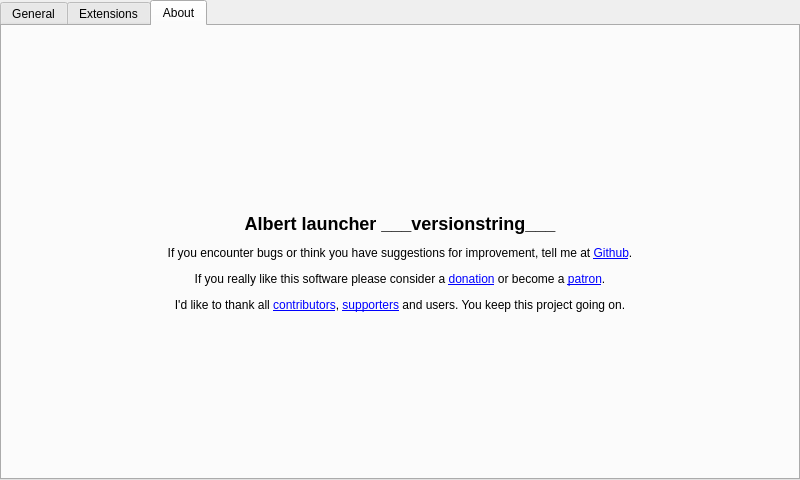
Old version of the form lib/albertcore/src/core/settingswidget/settingswidget.ui in the repository albertlauncher/albert.
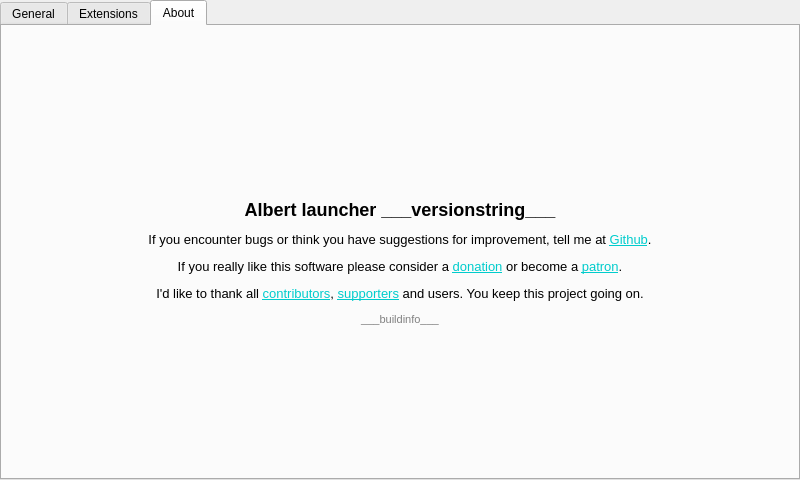
New version of the form. The open tabs and pages were chosen to show the change. Icons and pictures are not drawn. Custom widgets are drawn as their Qt base class.

Commit message: Add build date to about tab.

```diff
--- a/lib/albertcore/src/core/settingswidget/settingswidget.ui
+++ b/lib/albertcore/src/core/settingswidget/settingswidget.ui
@@ -371,21 +371,14 @@
         <widget class="QLabel" name="about_text">
          <property name="text">
           <string>&lt;!DOCTYPE HTML PUBLIC &quot;-//W3C//DTD HTML 4.0//EN&quot; &quot;http://www.w3.org/TR/REC-html40/strict.dtd&quot;&gt;
-&lt;html&gt;
-&lt;head&gt;
-&lt;meta name=&quot;qrichtext&quot; content=&quot;1&quot; /&gt;
-&lt;style type=&quot;text/css&quot;&gt;
+&lt;html&gt;&lt;head&gt;&lt;meta name=&quot;qrichtext&quot; content=&quot;1&quot; /&gt;&lt;style type=&quot;text/css&quot;&gt;
 p, li { white-space: pre-wrap; }
-a { color: &quot;#00CCCC&quot;; }
-&lt;/style&gt;
-&lt;/head&gt;
-&lt;body&gt;
-&lt;h2&gt;Albert launcher ___versionstring___&lt;/h2&gt;
-&lt;p&gt;If you encounter bugs or think you have suggestions for improvement, tell me at &lt;a href=&quot;https://github.com/albertlauncher/albert/issues&quot;&gt;Github&lt;/a&gt;.&lt;/p&gt;
-&lt;p&gt;If you really like this software please consider a &lt;a href=&quot;https://albertlauncher.github.io/docs/donation/&quot;&gt;donation&lt;/a&gt; or become a &lt;a href=&quot;https://www.patreon.com/albertlauncher&quot;&gt;patron&lt;/a&gt;.&lt;/p&gt;
-&lt;p&gt;I'd like to thank all &lt;a href=&quot;https://github.com/albertlauncher/albert/graphs/contributors&quot;&gt;contributors&lt;/a&gt;, &lt;a href=&quot;https://albertlauncher.github.io/docs/supporters/&quot;&gt;supporters&lt;/a&gt; and users. You keep this project going on.&lt;/p&gt;
-&lt;/body&gt;
-&lt;/html&gt;</string>
+&lt;/style&gt;&lt;/head&gt;&lt;body style=&quot; font-family:'Roboto'; font-size:10pt; font-weight:200; font-style:normal;&quot;&gt;
+&lt;p style=&quot; margin-top:16px; margin-bottom:12px; margin-left:0px; margin-right:0px; -qt-block-indent:0; text-indent:0px;&quot;&gt;&lt;span style=&quot; font-size:x-large; font-weight:600;&quot;&gt;Albert launcher ___versionstring___&lt;/span&gt;&lt;/p&gt;
+&lt;p style=&quot; margin-top:12px; margin-bottom:12px; margin-left:0px; margin-right:0px; -qt-block-indent:0; text-indent:0px;&quot;&gt;If you encounter bugs or think you have suggestions for improvement, tell me at &lt;a href=&quot;https://github.com/albertlauncher/albert/issues&quot;&gt;&lt;span style=&quot; text-decoration: underline; color:#00cccc;&quot;&gt;Github&lt;/span&gt;&lt;/a&gt;.&lt;/p&gt;
+&lt;p style=&quot; margin-top:12px; margin-bottom:12px; margin-left:0px; margin-right:0px; -qt-block-indent:0; text-indent:0px;&quot;&gt;If you really like this software please consider a &lt;a href=&quot;https://albertlauncher.github.io/docs/donation/&quot;&gt;&lt;span style=&quot; text-decoration: underline; color:#00cccc;&quot;&gt;donation&lt;/span&gt;&lt;/a&gt; or become a &lt;a href=&quot;https://www.patreon.com/albertlauncher&quot;&gt;&lt;span style=&quot; text-decoration: underline; color:#00cccc;&quot;&gt;patron&lt;/span&gt;&lt;/a&gt;.&lt;/p&gt;
+&lt;p style=&quot; margin-top:12px; margin-bottom:12px; margin-left:0px; margin-right:0px; -qt-block-indent:0; text-indent:0px;&quot;&gt;I'd like to thank all &lt;a href=&quot;https://github.com/albertlauncher/albert/graphs/contributors&quot;&gt;&lt;span style=&quot; text-decoration: underline; color:#00cccc;&quot;&gt;contributors&lt;/span&gt;&lt;/a&gt;, &lt;a href=&quot;https://albertlauncher.github.io/docs/supporters/&quot;&gt;&lt;span style=&quot; text-decoration: underline; color:#00cccc;&quot;&gt;supporters&lt;/span&gt;&lt;/a&gt; and users. You keep this project going on.&lt;/p&gt;
+&lt;p style=&quot; margin-top:12px; margin-bottom:12px; margin-left:0px; margin-right:0px; -qt-block-indent:0; text-indent:0px;&quot;&gt;&lt;span style=&quot; font-size:8pt; color:#808080;&quot;&gt;___buildinfo___&lt;/span&gt;&lt;/p&gt;&lt;/body&gt;&lt;/html&gt;</string>
          </property>
          <property name="alignment">
           <set>Qt::AlignCenter</set>
```
The commit also changes 1 other file.
